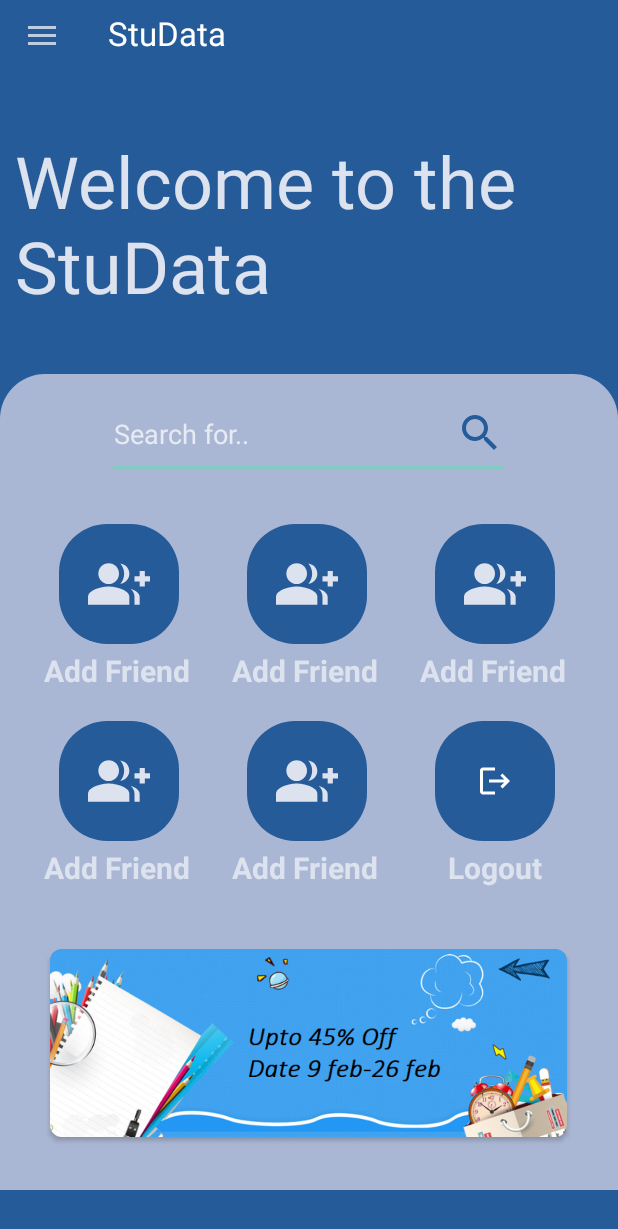
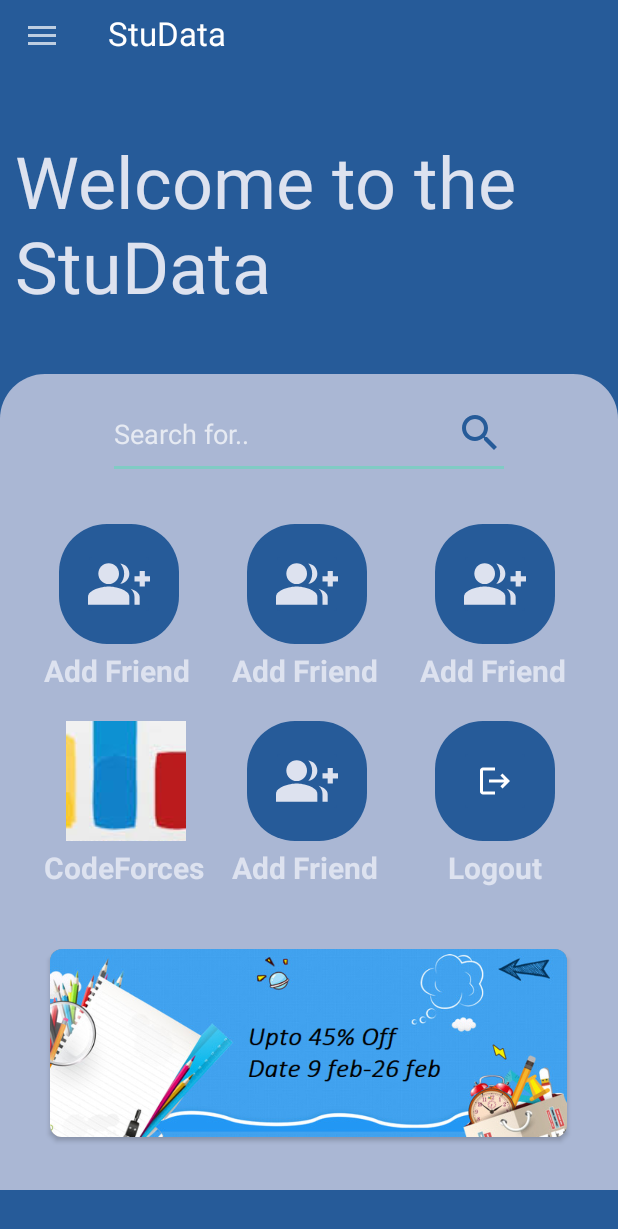
Before and after one commit to Hemantlodha/Database_Management_App, an Android app: the MainActivity screen opened directly, with no data from a screen before it, on a phone screen of 412 x 824 dp. Shown: the top 1229 px of the screen. Run offline under Robolectric (Android 15) with nearby library versions, the phone set to English and light mode, and no system bars; Roboto replaces fonts that are not available here.

Commit message:
First Project on github

```diff
--- a/app/src/main/res/layout/activity_main.xml
+++ b/app/src/main/res/layout/activity_main.xml
@@ -163,7 +163,7 @@
                                 android:background="@drawable/btn_background">
 
                                 <ImageButton
-                                    android:id="@+id/imageButton3"
+                                    android:id="@+id/imageButton5"
                                     android:layout_width="48dp"
                                     android:layout_height="48dp"
 
@@ -234,7 +234,7 @@
                         android:paddingTop="20dp">
 
                         <LinearLayout
-                            android:layout_width="100dp"
+                            android:layout_width="110dp"
                             android:layout_height="wrap_content"
                             android:orientation="vertical">
 
@@ -245,9 +245,9 @@
                                 android:background="@drawable/btn_background">
 
                                 <ImageButton
-                                    android:id="@+id/imageButton5"
-                                    android:layout_width="48dp"
-                                    android:layout_height="48dp"
+                                    android:id="@+id/imageButton3"
+                                    android:layout_width="wrap_content"
+                                    android:layout_height="wrap_content"
 
                                     android:layout_margin="8dp"
                                     android:backgroundTint="#265B99"
@@ -255,16 +255,16 @@
                                     app:layout_constraintEnd_toEndOf="parent"
                                     app:layout_constraintStart_toStartOf="parent"
                                     app:layout_constraintTop_toTopOf="parent"
-                                    app:srcCompat="@drawable/friend" />
+                                    app:srcCompat="@drawable/img_7" />
 
                             </androidx.constraintlayout.widget.ConstraintLayout>
 
                             <TextView
                                 android:id="@+id/textView6"
-                                android:layout_width="match_parent"
+                                android:layout_width="wrap_content"
                                 android:layout_height="wrap_content"
                                 android:paddingTop="4dp"
-                                android:text="Add Friend"
+                                android:text="CodeForces"
                                 android:textColor="#DDE2EF"
                                 android:textSize="20sp"
                                 android:textStyle="bold" />
@@ -273,7 +273,7 @@
                         <LinearLayout
                             android:layout_width="100dp"
                             android:layout_height="wrap_content"
-                            android:layout_marginLeft="25dp"
+                            android:layout_marginLeft="15dp"
                             android:orientation="vertical">
 
                             <androidx.constraintlayout.widget.ConstraintLayout
```
Also changed, not shown: app/src/main/res/drawable/img_7.png (added).
